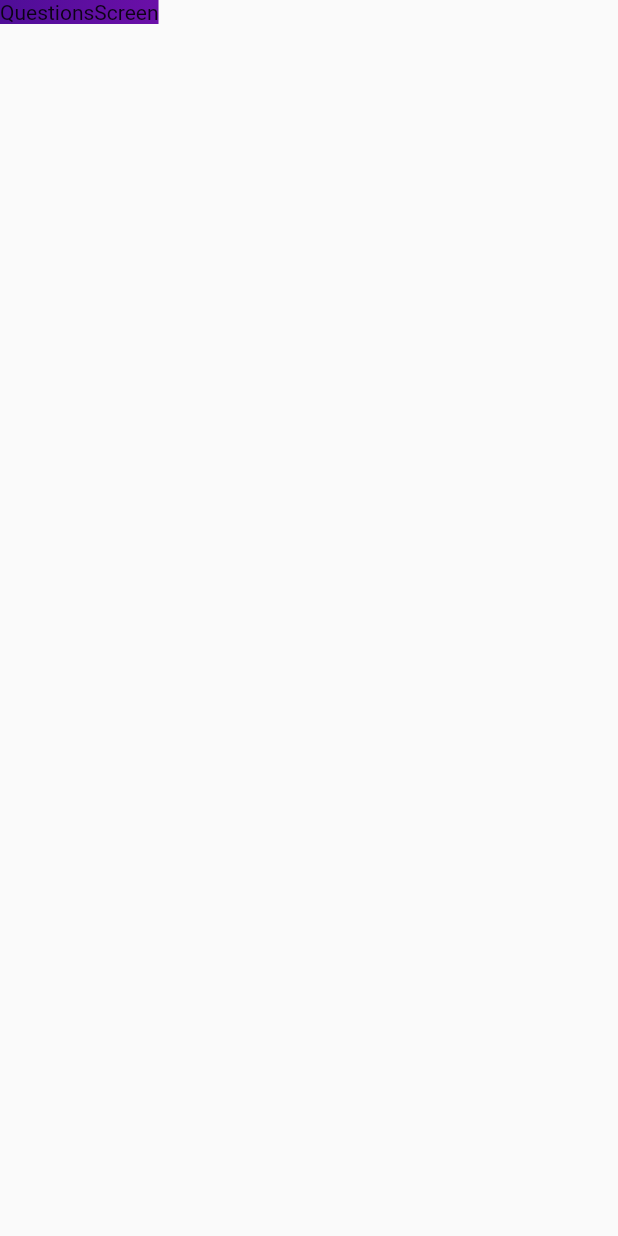
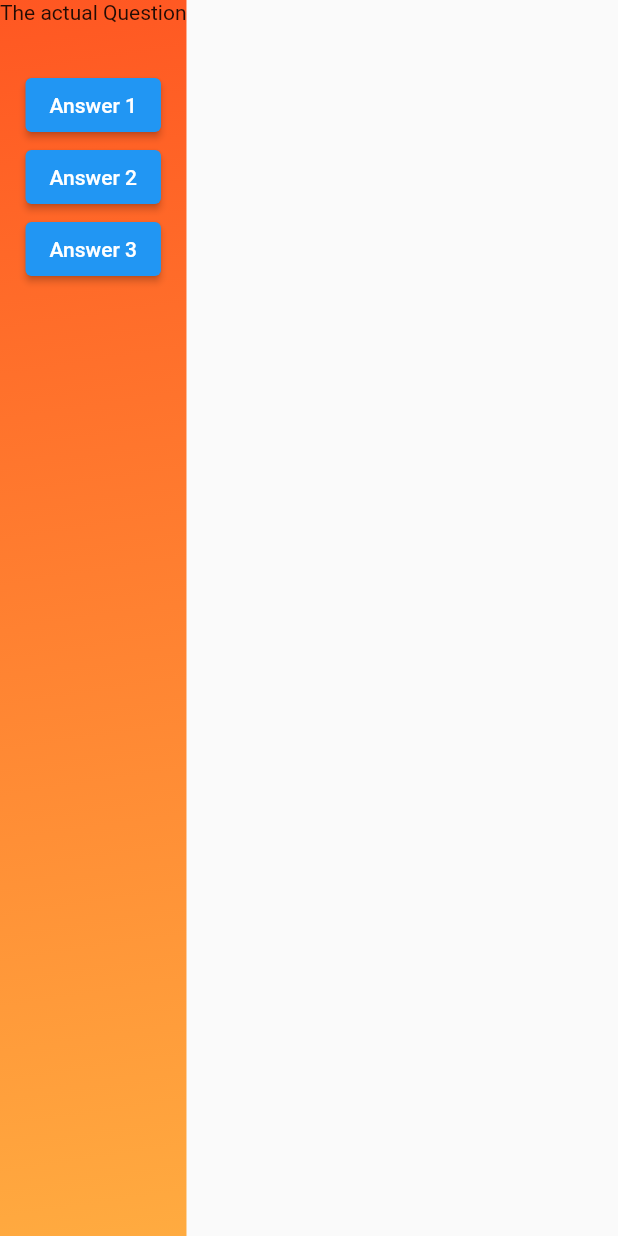
Before and after one commit to PC3961/quiz_app, a Flutter app: the screen it shows after launch, after a tap on "Start Quiz", on a phone screen of 412 x 824 dp. Run offline on Flutter 3.47's test engine with Material 2 defaults, Android fonts, the phone set to English and light mode, and no system bars.

Commit message:
modified UI

```diff
--- a/lib/questions_screen.dart
+++ b/lib/questions_screen.dart
@@ -12,6 +12,15 @@ class QuestionsScreen extends StatefulWidget {
 class _QuestionsScreenState extends State<QuestionsScreen> {
   @override
   Widget build(context) {
-    return const Text('QuestionsScreen');
-  }
+    return Column(
+      children:  [
+        const Text('The actual Question'),
+        const SizedBox(height: 30),
+        ElevatedButton(onPressed:() {}, child: const Text('Answer 1'),),
+        ElevatedButton(onPressed:() {}, child: const Text('Answer 2'),),
+        ElevatedButton(onPressed:() {}, child: const Text('Answer 3'),),
+      ]
+
+    );
+    }
 }
--- a/lib/quiz.dart
+++ b/lib/quiz.dart
@@ -35,8 +35,8 @@ class _QuizState extends State<Quiz> {
           decoration: const BoxDecoration(
             gradient: LinearGradient(
               colors: [
-                Color.fromARGB(255, 78, 13, 151),
-                Color.fromARGB(255, 107, 15, 168),
+                Colors.deepOrange,
+                Colors.orangeAccent,
               ],
               begin: Alignment.topLeft,
               end: Alignment.bottomRight,
--- a/lib/start_screen.dart
+++ b/lib/start_screen.dart
@@ -14,7 +14,7 @@ class StartScreen extends StatelessWidget {
           Image.asset(
             'assets/images/quiz-logo.png',
             width: 300,
-            color: const Color.fromARGB(150, 255, 255, 255),
+            color:const Color.fromARGB(255, 255, 255, 255),
           ),
           // Opacity(
           //   opacity: 0.6,
@@ -27,7 +27,7 @@ class StartScreen extends StatelessWidget {
           const Text(
             'Learn Flutter the fun way!',
             style: TextStyle(
-              color: Color.fromARGB(255, 237, 223, 252),
+              color: Colors.white,
               fontSize: 24,
             ),
           ),
```
